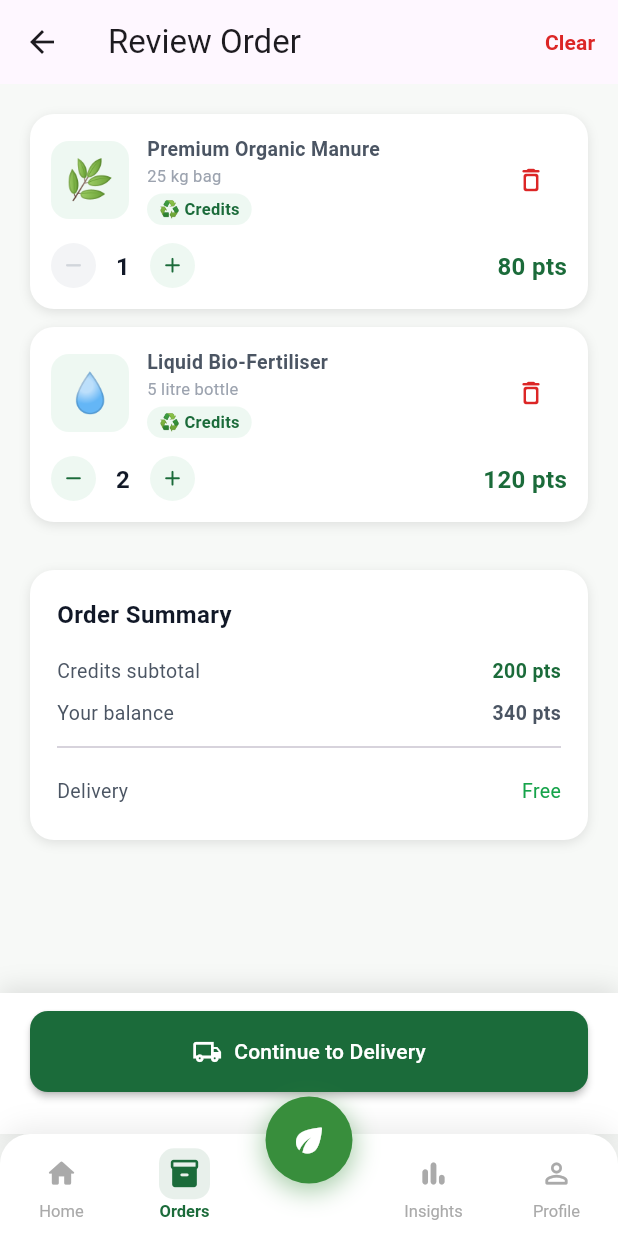
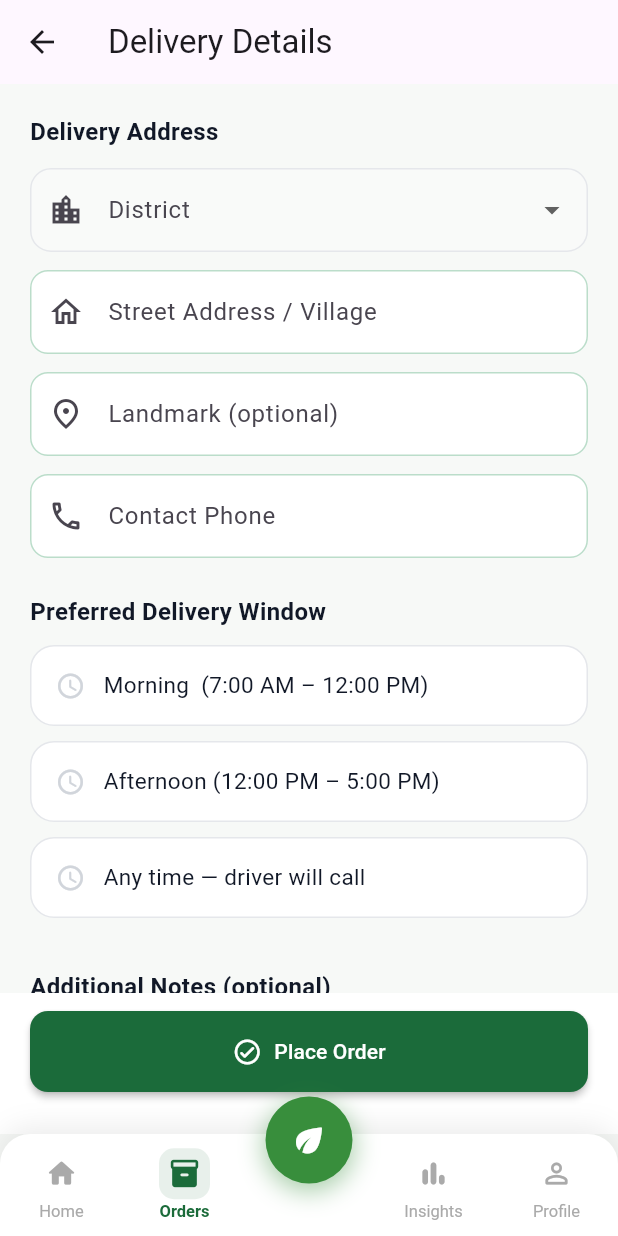
Before and after one commit to Kanjo-Elkamira-Ndi/crrf-mobile-platform, a Flutter app: the screen it shows after launch, on a phone screen of 412 x 824 dp. Run offline on Flutter 3.47's test engine with Material 3 defaults, Android fonts, the phone set to English and light mode, and no system bars; Roboto replaces fonts that are missing (DM Sans).

Commit message:
Created the farmers delivery details screen

```diff
--- a/mobile_app/lib/main.dart
+++ b/mobile_app/lib/main.dart
@@ -25,7 +25,8 @@
 // import 'package:crrfapp/pages/f02_marketplace_catalog_screen.dart';
 // import 'package:crrfapp/pages/f03_product_detail_screen.dart';
 // import 'package:crrfapp/pages/f04_f05_f06_checkout_screens.dart';
-import 'package:crrfapp/pages/f04_cart_screen.dart';
+// import 'package:crrfapp/pages/f04_cart_screen.dart';
+import 'package:crrfapp/pages/f05_delivery_details_screen.dart';
 // import 'package:crrfapp/core/constants/app_constants.dart';
 import 'package:flutter/material.dart';
 
@@ -69,8 +70,8 @@ class MyApp extends StatelessWidget {
       // home: const ProductDetailScreen(productId: "123"),
       // home: const MarketplaceCatalogScreen(),
       // home: const ProductDetailScreen(productId: "123"),
-      home: const CartScreen(),
-      // home: const DeliveryDetailsScreen(),
+      // home: const CartScreen(),
+      home: const DeliveryDetailsScreen(),
       // home: const OrderConfirmationScreen(),
     );
   }
--- /dev/null
+++ b/mobile_app/lib/pages/f05_delivery_details_screen.dart
@@ -0,0 +1,254 @@
+import 'package:flutter/material.dart';
+import '../../../core/theme/app_colors.dart';
+import '../../../core/theme/app_text_styles.dart';
+import '../../../core/constants/app_constants.dart';
+import '../../../widgets/common_widgets.dart';
+
+// ═════════════════════════════════════════════════════════════
+// F-05 — Delivery Details Screen
+// ═════════════════════════════════════════════════════════════
+/// Farmer fills in delivery address + preferred window + notes.
+/// On submit → Order is placed → navigate to F-06 Confirmation.
+class DeliveryDetailsScreen extends StatefulWidget {
+  const DeliveryDetailsScreen({super.key});
+
+  @override
+  State<DeliveryDetailsScreen> createState() => _DeliveryDetailsScreenState();
+}
+
+class _DeliveryDetailsScreenState extends State<DeliveryDetailsScreen> {
+  final _formKey = GlobalKey<FormState>();
+  final _addressController = TextEditingController();
+  final _landmarkController = TextEditingController();
+  final _phoneController = TextEditingController();
+  final _notesController = TextEditingController();
+  String? _selectedDistrict;
+  String? _selectedWindow;
+  bool _isLoading = false;
+
+  static const _deliveryWindows = [
+    {'key': 'morning', 'label': 'Morning  (7:00 AM – 12:00 PM)'},
+    {'key': 'afternoon', 'label': 'Afternoon (12:00 PM – 5:00 PM)'},
+    {'key': 'anytime', 'label': 'Any time — driver will call'},
+  ];
+
+  Future<void> _placeOrder() async {
+    if (!_formKey.currentState!.validate()) return;
+    if (_selectedWindow == null) {
+      ScaffoldMessenger.of(context).showSnackBar(
+        const SnackBar(content: Text('Please select a delivery window.')),
+      );
+      return;
+    }
+    setState(() => _isLoading = true);
+    // TODO: Call OrderRepository.placeOrder(cart, deliveryDetails)
+    await Future.delayed(const Duration(seconds: 1));
+    if (!mounted) return;
+    setState(() => _isLoading = false);
+    Navigator.of(context).pushReplacementNamed(AppRoutes.orderConfirmation);
+  }
+
+  @override
+  void dispose() {
+    _addressController.dispose();
+    _landmarkController.dispose();
+    _phoneController.dispose();
+    _notesController.dispose();
+    super.dispose();
+  }
+
+  @override
+  Widget build(BuildContext context) {
+    return FarmerScaffold(
+      currentTab: FarmerNavTab.orders,
+      body: Scaffold(
+        backgroundColor: AppColors.background,
+        appBar: AppBar(
+          title: const Text('Delivery Details'),
+          leading: const BackButton(),
+        ),
+        body: Form(
+          key: _formKey,
+          child: Column(
+            children: [
+              Expanded(
+                child: ListView(
+                  padding: const EdgeInsets.all(20),
+                  children: [
+                    // ── Address ──────────────────────────────────
+                    Text('Delivery Address', style: AppTextStyles.h4),
+                    const SizedBox(height: 14),
+
+                    DropdownButtonFormField<String>(
+                      value: _selectedDistrict,
+                      decoration: InputDecoration(
+                        labelText: 'District',
+                        prefixIcon: const Icon(Icons.location_city_outlined),
+                        filled: true,
+                        fillColor: AppColors.inputBackground,
+                        border: OutlineInputBorder(
+                          borderRadius: BorderRadius.circular(14),
+                          borderSide: const BorderSide(
+                            color: AppColors.borderLight,
+                          ),
+                        ),
+                        enabledBorder: OutlineInputBorder(
+                          borderRadius: BorderRadius.circular(14),
+                          borderSide: const BorderSide(
+                            color: AppColors.borderLight,
+                          ),
+                        ),
+                        focusedBorder: OutlineInputBorder(
+                          borderRadius: BorderRadius.circular(14),
+                          borderSide: const BorderSide(
+                            color: AppColors.forestGreen,
+                            width: 1.5,
+                          ),
+                        ),
+                      ),
+                      style: AppTextStyles.body,
+                      items: AppConstants.districts
+                          .map(
+                            (d) => DropdownMenuItem(value: d, child: Text(d)),
+                          )
+                          .toList(),
+                      onChanged: (v) => setState(() => _selectedDistrict = v),
+                      validator: (v) =>
+                          v == null ? 'Please select your district' : null,
+                    ),
+
+                    const SizedBox(height: 12),
+                    CrrfTextField(
+                      label: 'Street Address / Village',
+                      hint: 'e.g. Quartier Bastos, Rue 1.234',
+                      controller: _addressController,
+                      prefixIcon: const Icon(Icons.home_outlined),
+                      textInputAction: TextInputAction.next,
+                      validator: (v) => (v == null || v.trim().isEmpty)
+                          ? 'Address is required'
+                          : null,
+                    ),
+                    const SizedBox(height: 12),
+                    CrrfTextField(
+                      label: 'Landmark (optional)',
+                      hint: 'e.g. Near the blue water tower',
+                      controller: _landmarkController,
+                      prefixIcon: const Icon(Icons.place_outlined),
+                      textInputAction: TextInputAction.next,
+                    ),
+                    const SizedBox(height: 12),
+                    CrrfTextField(
+                      label: 'Contact Phone',
+                      hint: '6XX XXX XXX',
+                      controller: _phoneController,
+                      keyboardType: TextInputType.phone,
+                      prefixIcon: const Icon(Icons.phone_outlined),
+                      textInputAction: TextInputAction.next,
+                      validator: (v) => (v == null || v.isEmpty)
+                          ? 'Phone number is required'
+                          : null,
+                    ),
+
+                    const SizedBox(height: 24),
+
+                    // ── Delivery window ───────────────────────────
+                    Text('Preferred Delivery Window', style: AppTextStyles.h4),
+                    const SizedBox(height: 12),
+                    ..._deliveryWindows.map((w) {
+                      final isSelected = _selectedWindow == w['key'];
+                      return GestureDetector(
+                        onTap: () => setState(() => _selectedWindow = w['key']),
+                        child: AnimatedContainer(
+                          duration: AppConstants.animFast,
+                          margin: const EdgeInsets.only(bottom: 10),
+                          padding: const EdgeInsets.symmetric(
+                            horizontal: 16,
+                            vertical: 14,
+                          ),
+                          decoration: BoxDecoration(
+                            color: isSelected
+                                ? AppColors.brownLighter
+                                : AppColors.white,
+                            borderRadius: BorderRadius.circular(
+                              AppConstants.radiusL,
+                            ),
+                            border: Border.all(
+                              color: isSelected
+                                  ? AppColors.earthBrown
+                                  : AppColors.borderLight,
+                              width: isSelected ? 1.5 : 1,
+                            ),
+                          ),
+                          child: Row(
+                            children: [
+                              Icon(
+                                Icons.schedule_rounded,
+                                color: isSelected
+                                    ? AppColors.earthBrown
+                                    : AppColors.textHint,
+                                size: 20,
+                              ),
+                              const SizedBox(width: 12),
+                              Expanded(
+                                child: Text(
+                                  w['label']!,
+                                  style: AppTextStyles.body.copyWith(
+                                    color: isSelected
+                                        ? AppColors.earthBrown
+                                        : AppColors.textPrimary,
+                                    fontWeight: isSelected
+                                        ? FontWeight.w600
+                                        : FontWeight.w400,
+                                  ),
+                                ),
+                              ),
+                              if (isSelected)
+                                const Icon(
+                                  Icons.check_circle_rounded,
+                                  color: AppColors.earthBrown,
+                                  size: 20,
+                                ),
+                            ],
+                          ),
+                        ),
+                      );
+                    }),
+
+                    const SizedBox(height: 24),
+
+                    // ── Notes ────────────────────────────────────
+                    Text(
+                      'Additional Notes (optional)',
+                      style: AppTextStyles.h4,
+                    ),
+                    const SizedBox(height: 12),
+                    CrrfTextField(
+                      label: 'e.g. Call before arrival, leave at gate',
+                      controller: _notesController,
+                      maxLines: 3,
+                      prefixIcon: const Icon(Icons.notes_rounded),
+                    ),
+
+                    const SizedBox(height: 32),
+                  ],
+                ),
+              ),
+
+              // ── Place order CTA ──────────────────────────────────
+              Container(
+                padding: const EdgeInsets.fromLTRB(20, 12, 20, 28),
+                color: AppColors.white,
+                child: CrrfPrimaryButton(
+                  label: 'Place Order',
+                  onPressed: _placeOrder,
+                  isLoading: _isLoading,
+                  leadingIcon: Icons.check_circle_outline_rounded,
+                ),
+              ),
+            ],
+          ),
+        ),
+      ),
+    );
+  }
+}
```
